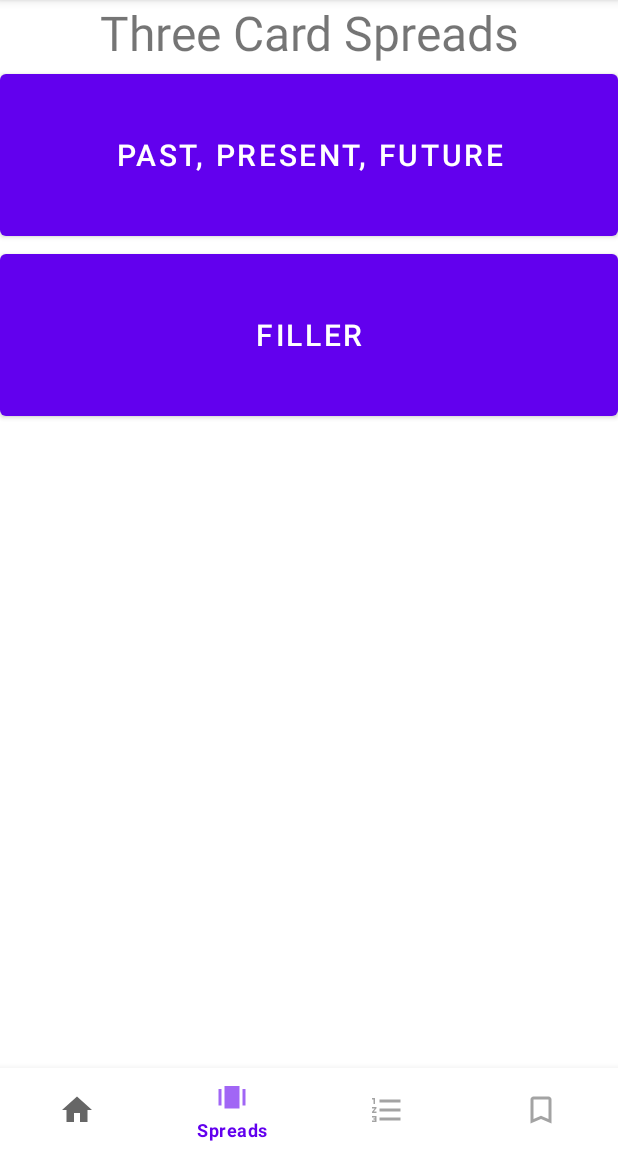
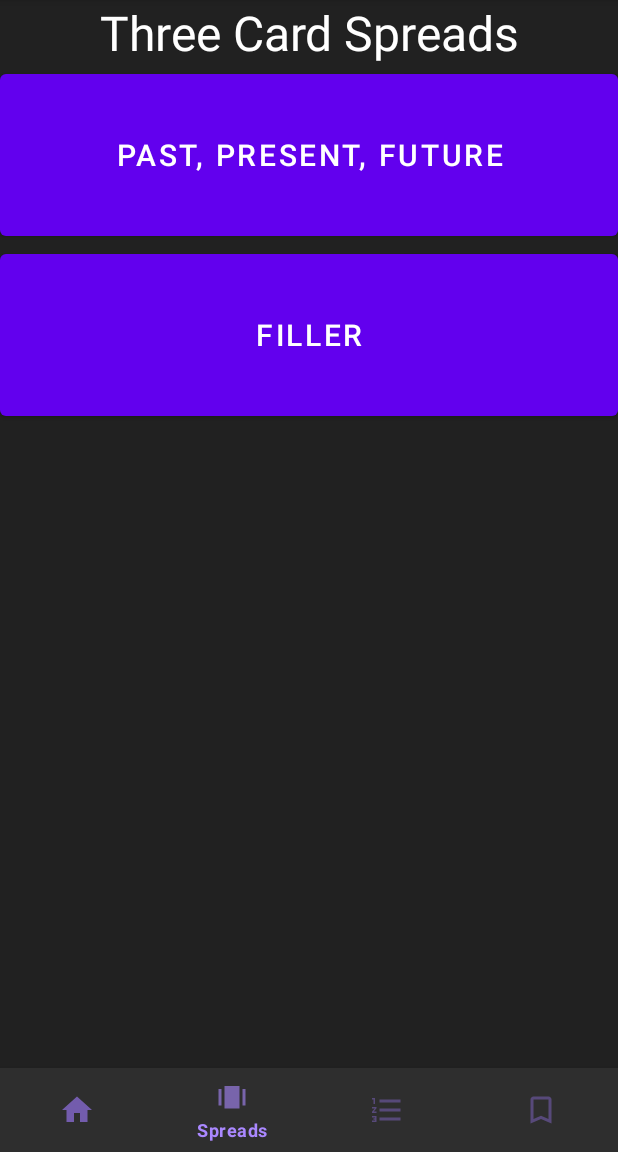
Before and after one commit to Jcheng8293/Zephyrus-, an Android app: the screen it shows after launch (SpreadsActivity), item 2 of the bottom bar chosen, on a phone screen of 412 x 824 dp, the part 84-1236 px from its top. Run offline under Robolectric (Android 15) with nearby library versions, the phone set to English and light mode, and no system bars; Roboto replaces fonts that are not available here.

Commit message:
Added and changed color schema values.

```diff
--- a/Zephyrus/app/src/main/java/com/example/zephyrus/AnimatedActivity.java
+++ b/Zephyrus/app/src/main/java/com/example/zephyrus/AnimatedActivity.java
@@ -3,6 +3,7 @@ package com.example.zephyrus;
 import android.app.Activity;
 import android.app.ActivityOptions;
 import android.transition.Slide;
+import android.view.Gravity;
 import android.view.Window;
 import android.view.animation.AccelerateDecelerateInterpolator;
 import android.view.animation.Interpolator;
@@ -16,18 +17,22 @@ public class AnimatedActivity extends AppCompatActivity {
     {
         int animationDuration = getResources().getInteger(R.integer.changeActivityAnimationDurationMilliseconds);
         Interpolator interpolator = new AccelerateDecelerateInterpolator();
+
+        if(gravitySlideInFrom != Gravity.NO_GRAVITY) {
             Slide slideIn = new Slide();
             slideIn.setSlideEdge(gravitySlideInFrom);
             slideIn.setDuration(animationDuration);
             slideIn.setInterpolator(interpolator);
             getWindow().setEnterTransition(slideIn);
+        }
 
+        if(gravitySlideOutFrom != Gravity.NO_GRAVITY) {
             Slide slideOut = new Slide();
             slideOut.setSlideEdge(gravitySlideOutFrom);
             slideOut.setDuration(animationDuration);
             slideOut.setInterpolator(interpolator);
             getWindow().setExitTransition(slideOut);
-
+        }
     }
 
     protected ActivityOptions getAnimationOptions(Activity activity)
--- a/Zephyrus/app/src/main/java/com/example/zephyrus/CalendarActivity.java
+++ b/Zephyrus/app/src/main/java/com/example/zephyrus/CalendarActivity.java
@@ -52,12 +52,10 @@ public class CalendarActivity extends AnimatedActivity {
         setActivityTransitionAnimationDirection(Gravity.LEFT, Gravity.LEFT);
         setContentView(R.layout.activity_calendar);
 
-
         /****
          * Bottom Navigation Bar Code
          ****/
         BottomNavigationView navigation = findViewById(R.id.calender_navigation);
-
         navigation.setSelectedItemId(R.id.calendar_nav);
         navigation.setOnNavigationItemSelectedListener(item -> {
             Bundle animationBundle = getAnimationOptions(CalendarActivity.this).toBundle();
@@ -67,14 +65,17 @@ public class CalendarActivity extends AnimatedActivity {
                 case R.id.spreads_nav:
                     Intent a = new Intent(CalendarActivity.this, SpreadsActivity.class);
                     startActivity(a, animationBundle);
+                    overridePendingTransition(0,0);
                     break;
                 case R.id.cardList_nav:
                     Intent b = new Intent(CalendarActivity.this, CardListActivity.class);
                     startActivity(b, animationBundle);
+                    overridePendingTransition(0,0);
                     break;
                 case R.id.journal_nav:
                     Intent c = new Intent(CalendarActivity.this, JournalActivity.class);
                     startActivity(c, animationBundle);
+                    overridePendingTransition(0,0);
                     break;
                 default:
                     break;
@@ -180,6 +181,7 @@ public class CalendarActivity extends AnimatedActivity {
             }
             calendarCellLayout.addView(calendarRow);
         }
+
     }
 
     private Drawable getDrawableImage() throws IOException {
--- a/Zephyrus/app/src/main/java/com/example/zephyrus/CardFacts.java
+++ b/Zephyrus/app/src/main/java/com/example/zephyrus/CardFacts.java
@@ -4,6 +4,7 @@ import android.app.ActivityOptions;
 import android.content.Intent;
 import android.os.Bundle;
 import android.view.Gravity;
+import android.view.MenuItem;
 import android.widget.ImageView;
 import android.widget.TextView;
 
@@ -58,7 +59,6 @@ public class CardFacts extends AnimatedActivity {
          * Bottom Navigation Bar Code
          ****/
         BottomNavigationView navigation = findViewById(R.id.card_facts_navigation);
-
         navigation.setSelectedItemId(R.id.cardList_nav);
         navigation.setOnNavigationItemSelectedListener(item -> {
             Bundle animationBundle = getAnimationOptions(CardFacts.this).toBundle();
--- a/Zephyrus/app/src/main/java/com/example/zephyrus/CardListActivity.java
+++ b/Zephyrus/app/src/main/java/com/example/zephyrus/CardListActivity.java
@@ -36,7 +36,6 @@ public class CardListActivity extends AnimatedActivity {
          * Bottom Navigation Bar Code
          ****/
         BottomNavigationView navigation = findViewById(R.id.cardlist_navigation);
-
         navigation.setSelectedItemId(R.id.cardList_nav);
         navigation.setOnNavigationItemSelectedListener(item -> {
             Bundle animationBundle = getAnimationOptions(CardListActivity.this).toBundle();
--- a/Zephyrus/app/src/main/java/com/example/zephyrus/JournalActivity.java
+++ b/Zephyrus/app/src/main/java/com/example/zephyrus/JournalActivity.java
@@ -18,7 +18,6 @@ public class JournalActivity extends AppCompatActivity {
          * Bottom Navigation Bar Code
          ****/
         BottomNavigationView navigation = findViewById(R.id.journal_navigation);
-
         navigation.setSelectedItemId(R.id.journal_nav);
         navigation.setOnNavigationItemSelectedListener(item -> {
             switch (item.getItemId()) {
--- a/Zephyrus/app/src/main/java/com/example/zephyrus/SpreadsActivity.java
+++ b/Zephyrus/app/src/main/java/com/example/zephyrus/SpreadsActivity.java
@@ -36,7 +36,6 @@ public class SpreadsActivity extends AnimatedActivity {
          * Bottom Navigation Bar Code
          ****/
         BottomNavigationView navigation = findViewById(R.id.spreads_navigation);
-
         navigation.setSelectedItemId(R.id.spreads_nav);
         navigation.setOnNavigationItemSelectedListener(item -> {
             Bundle animationBundle = getAnimationOptions(SpreadsActivity.this).toBundle();
--- /dev/null
+++ b/Zephyrus/app/src/main/res/color/bottom_nav_color.xml
@@ -0,0 +1,5 @@
+<?xml version="1.0" encoding="utf-8"?>
+<selector xmlns:android="http://schemas.android.com/apk/res/android">
+    <item android:color="@color/NavBarSelectedForeground" android:state_checked="true" />
+    <item android:color="@color/NavBarUnselectedForeground"/>
+</selector>
--- a/Zephyrus/app/src/main/res/layout/activity_calendar.xml
+++ b/Zephyrus/app/src/main/res/layout/activity_calendar.xml
@@ -5,7 +5,7 @@
     android:id="@+id/calendarConstraintLayout"
     android:layout_width="match_parent"
     android:layout_height="match_parent"
-    android:background="@color/CalendarBackgroundColor"
+    android:background="@color/ActivityBackgroundColor"
     tools:context=".CalendarActivity">
 
     <TableLayout
@@ -67,7 +67,9 @@
         android:id="@+id/calender_navigation"
         android:layout_width="0dp"
         android:layout_height="wrap_content"
-        android:background="?android:attr/windowBackground"
+        android:background="@color/NavBarBackground"
+        app:itemIconTint="@color/bottom_nav_color"
+        app:itemTextColor="@color/bottom_nav_color"
         app:layout_constraintBottom_toBottomOf="parent"
         app:layout_constraintEnd_toEndOf="parent"
         app:layout_constraintHorizontal_bias="0.0"
--- a/Zephyrus/app/src/main/res/layout/activity_spreads.xml
+++ b/Zephyrus/app/src/main/res/layout/activity_spreads.xml
@@ -11,9 +11,10 @@
         android:id="@+id/spreads_navigation"
         android:layout_width="0dp"
         android:layout_height="wrap_content"
-        android:layout_marginStart="0dp"
-        android:layout_marginEnd="0dp"
-        android:background="?android:attr/windowBackground"
+        android:background="@color/NavBarBackground"
+        app:itemIconTint="@color/bottom_nav_color"
+        app:itemTextColor="@color/bottom_nav_color"
+        app:labelVisibilityMode="auto"
         app:layout_constraintBottom_toBottomOf="parent"
         app:layout_constraintLeft_toLeftOf="parent"
         app:layout_constraintRight_toRightOf="parent"
@@ -22,6 +23,7 @@
     <ScrollView
         android:layout_width="0dp"
         android:layout_height="0dp"
+        android:background="@color/ActivityBackgroundColor"
         app:layout_constraintBottom_toTopOf="@+id/spreads_navigation"
         app:layout_constraintEnd_toEndOf="parent"
         app:layout_constraintStart_toStartOf="parent"
@@ -39,6 +41,7 @@
                 android:gravity="center"
                 android:text="Three Card Spreads"
                 android:textAlignment="center"
+                android:textColor="@color/ActivityTextColor"
                 android:textSize="32sp" />
 
             <Button
--- a/Zephyrus/app/src/main/res/layout/activity_three_card_spread.xml
+++ b/Zephyrus/app/src/main/res/layout/activity_three_card_spread.xml
@@ -5,4 +5,5 @@
     android:id="@+id/testingText"
     android:layout_width="match_parent"
     android:layout_height="match_parent"
-    tools:context=".ThreeCardSpread"/>
+    android:background="@color/ActivityBackgroundColor"
+    tools:context=".ThreeCardSpread" />
--- a/Zephyrus/app/src/main/res/values/colors.xml
+++ b/Zephyrus/app/src/main/res/values/colors.xml
@@ -10,7 +10,11 @@
     <color name="background">#FFFFFF</color>
     <color name="DailyTarotMeaningBackgroundColor">#2780F6</color>
     <color name="CalendarMonthNameForegroundColor">#E4AE8C</color>
-    <color name="CalendarBackgroundColor">#000000</color>
+    <color name="ActivityBackgroundColor">#212121</color>
+    <color name="ActivityTextColor">#FFFFFF</color>
     <color name="CalendarUnusedSquare">#b3886d</color>
     <color name="CalendarUsedSquare">#E4AE8C</color>
+    <color name="NavBarBackground">#2E2E2E</color>
+    <color name="NavBarSelectedForeground">#AA88FF</color>
+    <color name="NavBarUnselectedForeground">#735CAD</color>
 </resources>
--- a/Zephyrus/build.gradle
+++ b/Zephyrus/build.gradle
@@ -5,7 +5,7 @@ buildscript {
         mavenCentral()
     }
     dependencies {
-        classpath "com.android.tools.build:gradle:7.0.1"
+        classpath 'com.android.tools.build:gradle:7.0.2'
 
         // NOTE: Do not place your application dependencies here; they belong
         // in the individual module build.gradle files
```
Also changed, not shown: Zephyrus/app/src/main/res/layout/activity_card_list.xml (+4 -3 lines), Zephyrus/app/src/main/res/layout/activity_journal.xml (+5 -3 lines), Zephyrus/app/src/main/res/layout/card_facts.xml (+5 -3 lines). Lines whose indentation alone changed are shown as unchanged.
